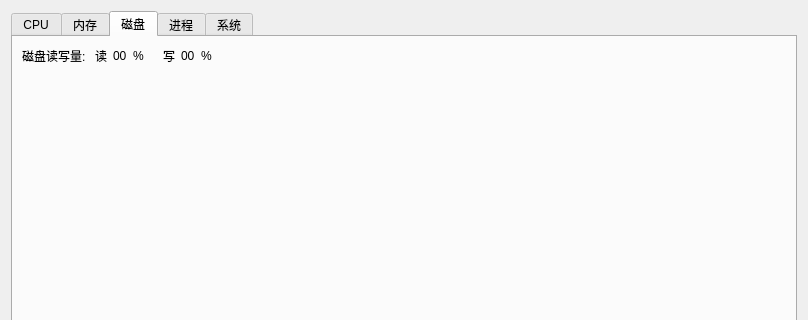
This is src/board.ui in deepin-community/monitorBoard as Qt 5 draws it before an edit; both pictures show x 0 to 808 and y 0 to 320 of the 808 by 608 pixel window. The edited form follows.
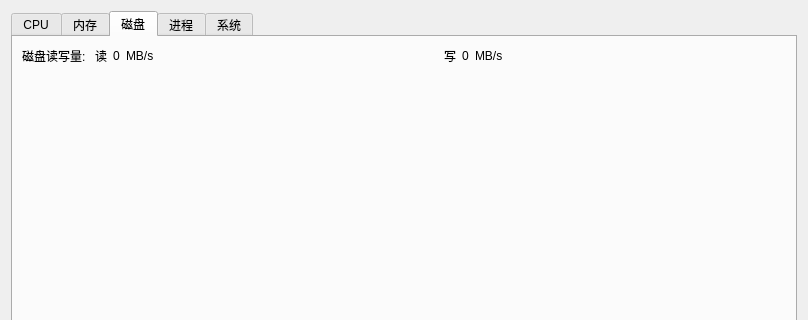
This is the edited form. The open tabs and pages were chosen to show the change.

```diff
--- a/src/board.ui
+++ b/src/board.ui
@@ -202,27 +202,30 @@
               <string notr="true">font: 24pt &quot;文泉驿等宽微米黑&quot;;</string>
              </property>
              <property name="text">
-              <string>00</string>
-             </property>
-            </widget>
-           </item>
-           <item>
-            <widget class="QLabel" name="percent_3">
-             <property name="styleSheet">
-              <string notr="true">font: 24pt &quot;文泉驿等宽微米黑&quot;;</string>
-             </property>
-             <property name="text">
-              <string>%</string>
+              <string>0</string>
              </property>
             </widget>
            </item>
            <item>
             <widget class="QLabel" name="label_6">
              <property name="text">
-              <string/>
+              <string>MB/s</string>
              </property>
             </widget>
            </item>
+           <item>
+            <spacer name="horizontalSpacer_5">
+             <property name="orientation">
+              <enum>Qt::Horizontal</enum>
+             </property>
+             <property name="sizeHint" stdset="0">
+              <size>
+               <width>40</width>
+               <height>20</height>
+              </size>
+             </property>
+            </spacer>
+           </item>
            <item>
             <widget class="QLabel" name="label_5">
              <property name="styleSheet">
@@ -239,17 +242,14 @@
               <string notr="true">font: 24pt &quot;文泉驿等宽微米黑&quot;;</string>
              </property>
              <property name="text">
-              <string>00</string>
+              <string>0</string>
              </property>
             </widget>
            </item>
            <item>
-            <widget class="QLabel" name="percent_4">
-             <property name="styleSheet">
-              <string notr="true">font: 24pt &quot;文泉驿等宽微米黑&quot;;</string>
-             </property>
+            <widget class="QLabel" name="label_8">
              <property name="text">
-              <string>%</string>
+              <string>MB/s</string>
              </property>
             </widget>
            </item>
```
Left out of the diff: 16 changed lines with no effect on the pictures.
